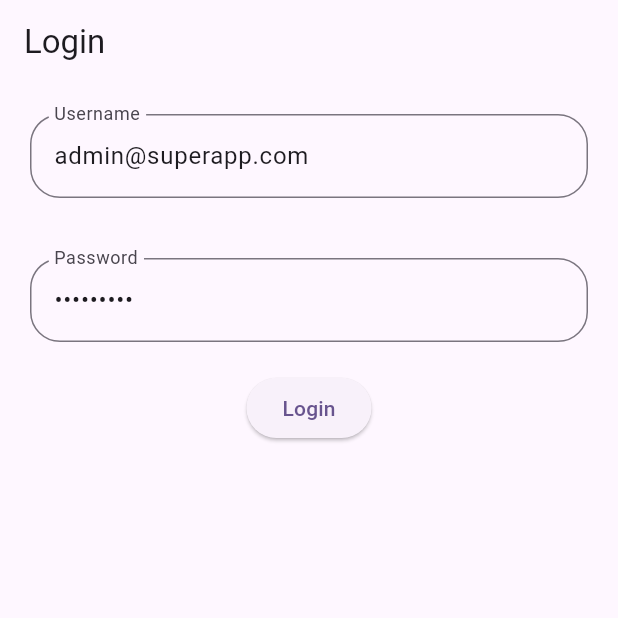
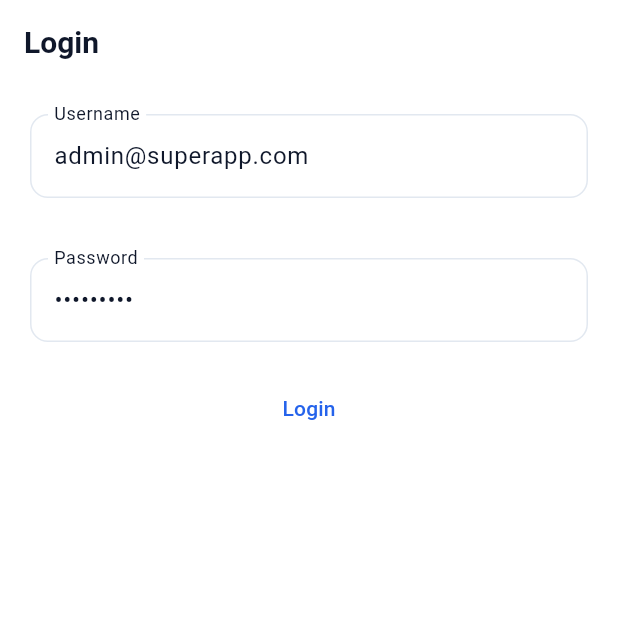
Before and after one commit to kuntec/banksuperapp, a Flutter app: the screen it shows after launch, on a phone screen of 412 x 824 dp, the top half of it. Run offline on Flutter 3.47's test engine with Material 3 defaults, Android fonts, the light colour scheme and no system bars; our stand-ins replace flutter_secure_storage, shared_preferences; network calls fail.

Commit message:
30dec-1-commit

```diff
--- a/lib/main.dart
+++ b/lib/main.dart
@@ -1,10 +1,21 @@
 // import 'package:firebase_core/firebase_core.dart';
 import 'package:flutter/material.dart';
+import 'package:superbankapp/models/theme_config.dart';
 import 'package:superbankapp/screens/splash_screen.dart';
+import 'package:provider/provider.dart';
+import 'package:superbankapp/services/theme_service.dart';
 
 void main() async {
 //  await Firebase.initializeApp();
-  runApp(const MyApp());
+  //runApp(const MyApp());
+  runApp(
+    ChangeNotifierProvider(
+      create: (_) => ThemeService(
+        themeUrl: 'https://localhost:8888/theme.json',
+      )..loadFromCacheThenServer(),
+      child: const MyApp(),
+    ),
+  );
 }
 
 class MyApp extends StatelessWidget {
@@ -13,13 +24,21 @@
   // This widget is the root of your application.
   @override
   Widget build(BuildContext context) {
+    final service = context.watch<ThemeService>();
+    final cfg = service.config;
+    // Fallback if not loaded yet
+    final light = cfg?.light ?? const {};
+    final dark = cfg?.dark ?? const {};
+
     return MaterialApp(
         title: 'Flutter Demo',
         debugShowCheckedModeBanner: false,
-        theme: ThemeData(
-          colorScheme: ColorScheme.fromSeed(seedColor: Colors.deepPurple),
-          useMaterial3: true,
-        ),
+        theme: buildThemeFromConfig(light, isDark: false),
+        darkTheme: buildThemeFromConfig(dark, isDark: true),
+        // theme: ThemeData(
+        //   colorScheme: ColorScheme.fromSeed(seedColor: Colors.deepPurple),
+        //   useMaterial3: true,
+        // ),
         home: SplashScreen());
   }
 }
--- /dev/null
+++ b/lib/models/theme_config.dart
@@ -0,0 +1,139 @@
+import 'dart:convert';
+import 'package:flutter/material.dart';
+
+Map<String, dynamic> asStringKeyedMap(dynamic value) {
+  if (value is Map<String, dynamic>) return value;
+
+  if (value is Map) {
+    return value.map((k, v) {
+      // Convert keys to String + normalize nested maps
+      if (v is Map) {
+        return MapEntry(k.toString(), asStringKeyedMap(v));
+      }
+      if (v is List) {
+        return MapEntry(k.toString(),
+            v.map((e) => e is Map ? asStringKeyedMap(e) : e).toList());
+      }
+      return MapEntry(k.toString(), v);
+    });
+  }
+
+  return <String, dynamic>{};
+}
+
+Color _hexToColor(String hex) {
+  final clean = hex.replaceAll('#', '');
+  final value = int.parse(clean.length == 6 ? 'FF$clean' : clean, radix: 16);
+  return Color(value);
+}
+
+class ThemeConfig {
+  final int version;
+  final Map<String, dynamic> light;
+  final Map<String, dynamic> dark;
+
+  ThemeConfig({required this.version, required this.light, required this.dark});
+
+  factory ThemeConfig.fromJson(Map<String, dynamic> json) {
+    return ThemeConfig(
+      version: (json['version'] ?? 1) as int,
+      light: asStringKeyedMap(json['light']),
+      dark: asStringKeyedMap(json['dark']),
+    );
+  }
+
+  static ThemeConfig fromRaw(String raw) {
+    final decoded = jsonDecode(raw);
+    return ThemeConfig.fromJson(asStringKeyedMap(decoded));
+  }
+}
+
+ThemeData buildThemeFromConfig(dynamic rawCfg, {required bool isDark}) {
+  // ✅ normalize at entry point
+  final cfg = asStringKeyedMap(rawCfg);
+
+  final colors = asStringKeyedMap(cfg['colors']);
+  final typography = asStringKeyedMap(cfg['typography']);
+  final shape = asStringKeyedMap(cfg['shape']);
+  final components = asStringKeyedMap(cfg['components']);
+
+  final radius = (shape['radius'] ?? 12).toDouble();
+  final primary =
+      _hexToColor(colors['primary'] ?? (isDark ? '#60A5FA' : '#2563EB'));
+  final background =
+      _hexToColor(colors['background'] ?? (isDark ? '#0B1220' : '#FFFFFF'));
+  final surface =
+      _hexToColor(colors['surface'] ?? (isDark ? '#111827' : '#FFFFFF'));
+  final text = _hexToColor(colors['text'] ?? (isDark ? '#E5E7EB' : '#0F172A'));
+  final error = _hexToColor(colors['error'] ?? '#EF4444');
+  final border = _hexToColor(colors['border'] ?? '#E2E8F0');
+
+  final titleSize = (typography['title_size'] ?? 20).toDouble();
+  final bodySize = (typography['body_size'] ?? 14).toDouble();
+  final fontFamily = (typography['font_family'] ?? 'Roboto').toString();
+
+  final button = asStringKeyedMap(components['button']);
+  final btnHeight = (button['height'] ?? 48).toDouble();
+  final btnPaddingH = (button['padding_h'] ?? 16).toDouble();
+  final btnElevation = (button['elevation'] ?? 0).toDouble();
+
+  final input = asStringKeyedMap(components['input']);
+  final inputHeight = (input['height'] ?? 48).toDouble();
+  final inputBorderWidth = (input['border_width'] ?? 1).toDouble();
+
+  final scheme = ColorScheme(
+    brightness: isDark ? Brightness.dark : Brightness.light,
+    primary: primary,
+    onPrimary: Colors.white,
+    secondary:
+        _hexToColor(colors['secondary'] ?? (isDark ? '#34D399' : '#10B981')),
+    onSecondary: Colors.white,
+    error: error,
+    onError: Colors.white,
+    surface: surface,
+    onSurface: text,
+  );
+
+  final base = ThemeData(
+    useMaterial3: true,
+    brightness: scheme.brightness,
+    colorScheme: scheme,
+    scaffoldBackgroundColor: background,
+    fontFamily: fontFamily,
+    textTheme: TextTheme(
+      titleLarge: TextStyle(
+          fontSize: titleSize, fontWeight: FontWeight.w700, color: text),
+      bodyMedium: TextStyle(fontSize: bodySize, color: text),
+    ),
+  );
+
+  return base.copyWith(
+    dividerColor: border,
+    inputDecorationTheme: InputDecorationTheme(
+      constraints: BoxConstraints(minHeight: inputHeight),
+      filled: true,
+      fillColor: surface,
+      border: OutlineInputBorder(
+        borderRadius: BorderRadius.circular(radius),
+        borderSide: BorderSide(color: border, width: inputBorderWidth),
+      ),
+      enabledBorder: OutlineInputBorder(
+        borderRadius: BorderRadius.circular(radius),
+        borderSide: BorderSide(color: border, width: inputBorderWidth),
+      ),
+      focusedBorder: OutlineInputBorder(
+        borderRadius: BorderRadius.circular(radius),
+        borderSide: BorderSide(color: primary, width: inputBorderWidth + 0.5),
+      ),
+    ),
+    elevatedButtonTheme: ElevatedButtonThemeData(
+      style: ElevatedButton.styleFrom(
+        minimumSize: Size.fromHeight(btnHeight),
+        padding: EdgeInsets.symmetric(horizontal: btnPaddingH),
+        elevation: btnElevation,
+        shape:
+            RoundedRectangleBorder(borderRadius: BorderRadius.circular(radius)),
+      ),
+    ),
+  );
+}
--- a/lib/screens/splash_screen.dart
+++ b/lib/screens/splash_screen.dart
@@ -41,6 +41,7 @@
     return Scaffold(
       body: Center(
         child: Container(
+          margin: EdgeInsets.all(20),
           child: Text("Super Bank App"),
         ),
       ),
--- /dev/null
+++ b/lib/services/theme_service.dart
@@ -0,0 +1,58 @@
+import 'package:flutter/foundation.dart';
+import 'package:http/http.dart' as http;
+import 'package:shared_preferences/shared_preferences.dart';
+import 'package:superbankapp/models/theme_config.dart';
+
+class ThemeService extends ChangeNotifier {
+  static const _cacheKey = 'remote_theme_json';
+  static const _etagKey = 'remote_theme_etag';
+
+  final String themeUrl; // e.g. https://api.example.com/config/theme.json
+
+  ThemeConfig? _config;
+  ThemeConfig? get config => _config;
+
+  ThemeService({required this.themeUrl});
+
+  Future<void> loadFromCacheThenServer() async {
+    final prefs = await SharedPreferences.getInstance();
+
+    // 1) Load cached immediately (fast startup)
+    final cached = prefs.getString(_cacheKey);
+    if (cached != null && cached.isNotEmpty) {
+      _config = ThemeConfig.fromRaw(cached);
+      notifyListeners();
+    }
+
+    // 2) Refresh from server (ETag-based)
+    final etag = prefs.getString(_etagKey);
+    final headers = <String, String>{};
+    if (etag != null && etag.isNotEmpty) {
+      headers['If-None-Match'] = etag;
+    }
+
+    final res = await http.get(Uri.parse(themeUrl), headers: headers);
+
+    if (res.statusCode == 304) {
+      // Not modified
+      return;
+    }
+
+    if (res.statusCode >= 200 && res.statusCode < 300) {
+      final body = res.body;
+      _config = ThemeConfig.fromRaw(body);
+
+      await prefs.setString(_cacheKey, body);
+
+      final newEtag = res.headers['etag'];
+      if (newEtag != null) {
+        await prefs.setString(_etagKey, newEtag);
+      }
+
+      notifyListeners();
+      return;
+    }
+
+    // If server fails, app continues with cached theme (no crash).
+  }
+}
--- a/pubspec.yaml
+++ b/pubspec.yaml
@@ -36,6 +36,8 @@
   cupertino_icons: ^1.0.8
   http: ^1.6.0
   flutter_secure_storage: ^9.2.4
+  shared_preferences: ^2.5.3
+  provider: ^6.1.5+1
 
 dev_dependencies:
   flutter_test:
```
Also changed, not shown: lib/dynamic_engine/screen_renderer.dart (+16 -0 lines), lib/dynamic_engine/widget_factory.dart (+45 -0 lines), lib/screens/home_screen.dart (+6 -3 lines), pubspec.lock, 2 other files.
